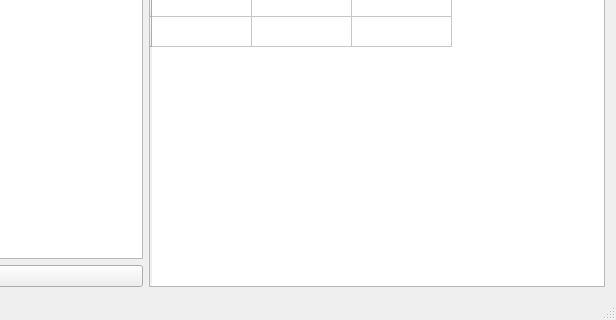
Above: src/mainwindow.ui from AngelinaKalyaeva/gui_1h2020-fitness before the change; both pictures show x 324 to 940 and y 180 to 500 of the 940 by 500 pixel window. Below: the same form after it.
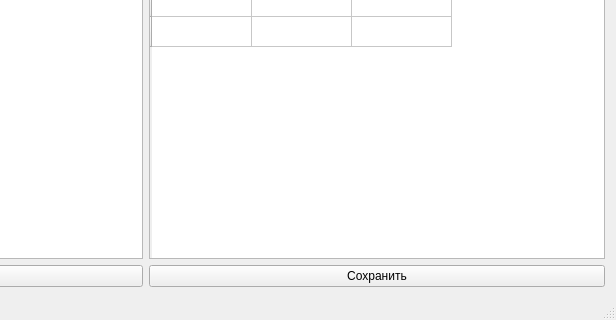
That is the form after the change.

What changed in the file:
```diff
--- a/src/mainwindow.ui
+++ b/src/mainwindow.ui
@@ -42,6 +42,8 @@
      </layout>
     </item>
     <item row="0" column="1">
+     <layout class="QVBoxLayout" name="verticalLayout_2">
+      <item>
      <widget class="QTableWidget" name="tableWidget">
       <property name="sizePolicy">
        <sizepolicy hsizetype="Expanding" vsizetype="MinimumExpanding">
@@ -95,6 +97,15 @@
        </property>
       </column>
      </widget>
+      </item>
+      <item>
+       <widget class="QPushButton" name="pushButton_2">
+        <property name="text">
+         <string>Сохранить</string>
+        </property>
+       </widget>
+      </item>
+     </layout>
     </item>
    </layout>
   </widget>
```
Lines whose indentation alone changed are shown as unchanged.
